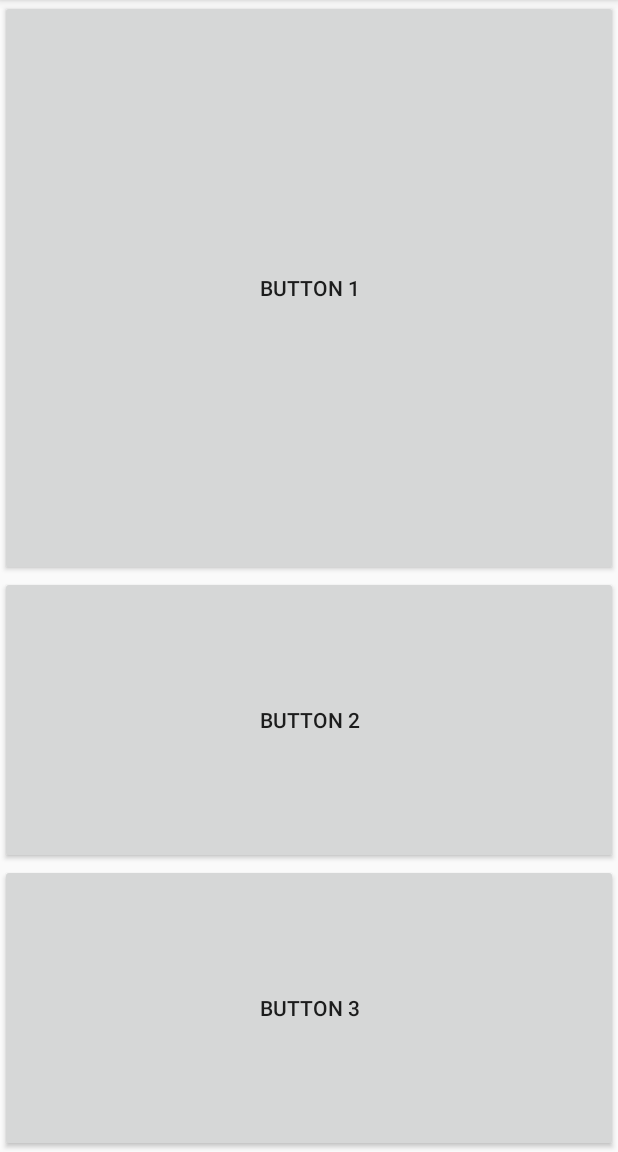
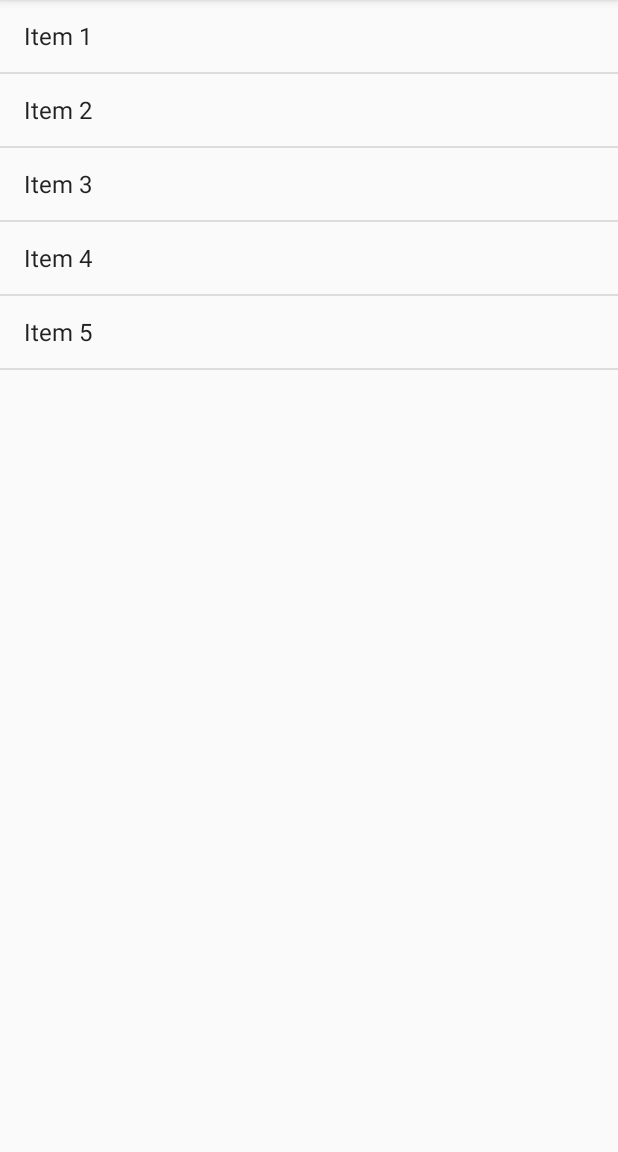
Before and after one commit to KalaiselvanSivakumar/Tutorial-Codes, an Android app: the screen it shows after launch (MainActivity), on a phone screen of 412 x 824 dp, the part 84-1236 px from its top. Run offline under Robolectric (Android 15) with nearby library versions, the phone set to English and light mode, and no system bars.

Commit message:
User Interface Layouts: ListView example and dynamic construction of it

```diff
--- a/Applications/Android/Android_Programming_Succinctly/Chapter4_UserInterfaceLayouts/app/src/main/java/com/blueflame/chapter4_userinterfacelayouts/MainActivity.java
+++ b/Applications/Android/Android_Programming_Succinctly/Chapter4_UserInterfaceLayouts/app/src/main/java/com/blueflame/chapter4_userinterfacelayouts/MainActivity.java
@@ -2,12 +2,30 @@
 
 import android.app.Activity;
 import android.os.Bundle;
+import android.widget.ArrayAdapter;
+import android.widget.ListView;
 
 public class MainActivity extends Activity {
 
-    @Override
-    protected void onCreate(Bundle savedInstanceState) {
-        super.onCreate(savedInstanceState);
-        setContentView(R.layout.activity_main);
-    }
+	@Override
+	protected void onCreate(Bundle savedInstanceState) {
+		super.onCreate(savedInstanceState);
+//        setContentView(R.layout.activity_main);
+
+		setContentView(R.layout.activity_listview);
+
+		// Data set for ListView
+		String[] data = new String[]
+				{
+						"Item 1", "Item 2", "Item 3", "Item 4", "Item 5"
+				};
+
+		// Data set passed to Adapter to create View objects
+		ArrayAdapter<String> adapter =
+				new ArrayAdapter<>(this, android.R.layout.simple_list_item_1, data);
+
+		// Passing adapter to the layout (ListView)
+        ListView listView = findViewById(R.id.listView);
+        listView.setAdapter(adapter);
+	}
 }
--- /dev/null
+++ b/Applications/Android/Android_Programming_Succinctly/Chapter4_UserInterfaceLayouts/app/src/main/res/layout/activity_listview.xml
@@ -0,0 +1,5 @@
+<?xml version="1.0" encoding="utf-8"?>
+<ListView xmlns:android="http://schemas.android.com/apk/res/android"
+    android:id="@+id/listView"
+    android:layout_width="match_parent"
+    android:layout_height="match_parent" />
```
